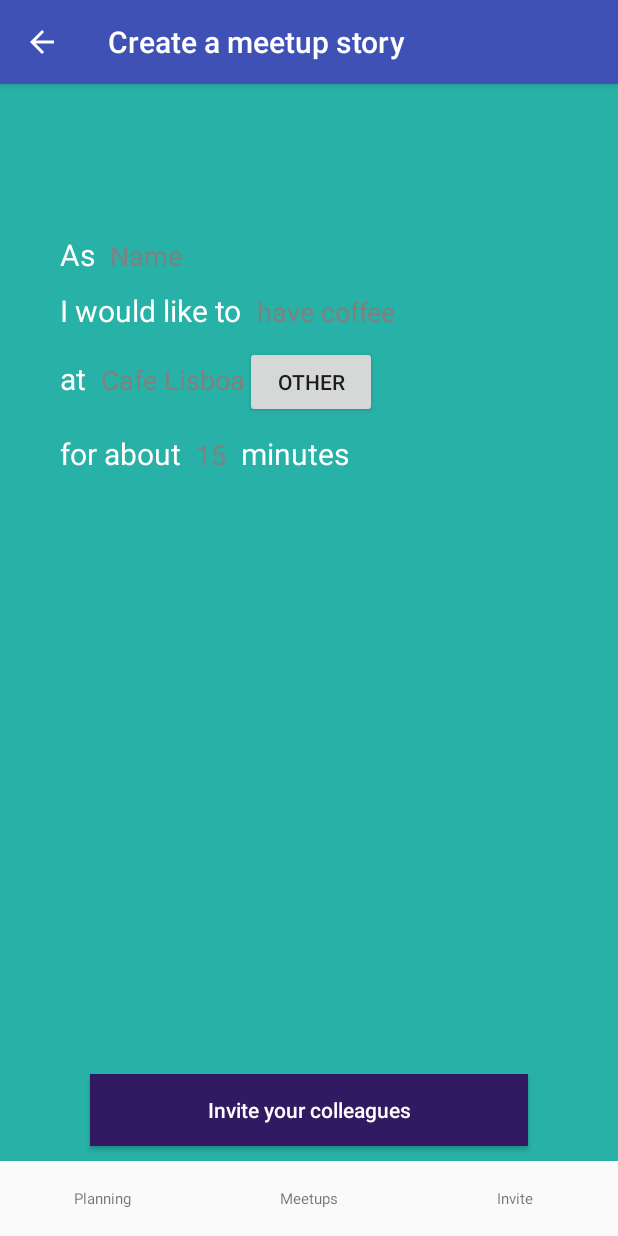
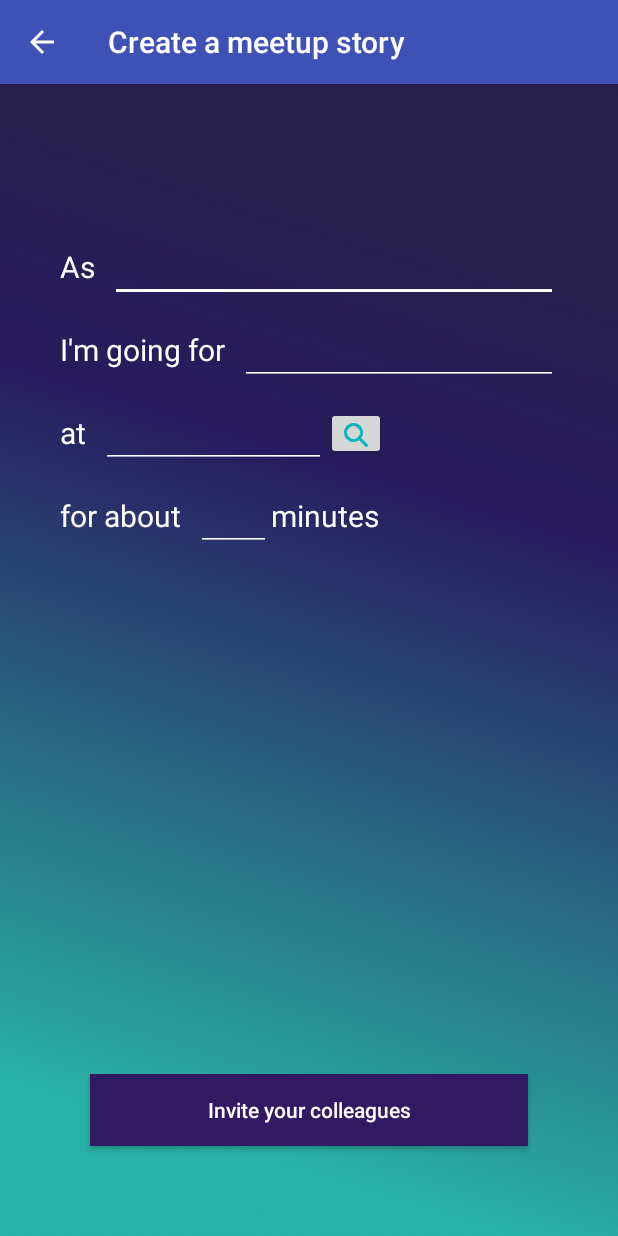
Before and after one commit to rajatanantharam/tchau, an Android app: the NewEventActivity screen opened directly, with no data from a screen before it, on a phone screen of 412 x 824 dp. Run offline under Robolectric (Android 15) with nearby library versions, the phone set to English and light mode, and no system bars; our stand-ins replace Firebase (no records; nobody signed in at launch, a user with empty details on screens opened directly).

Commit message:
Design complete

```diff
--- a/app/src/main/res/layout/activity_new_event.xml
+++ b/app/src/main/res/layout/activity_new_event.xml
@@ -1,7 +1,7 @@
 <?xml version="1.0" encoding="utf-8"?>
 <RelativeLayout xmlns:android="http://schemas.android.com/apk/res/android"
                 android:orientation="vertical"
-                android:background="#28B1A6"
+                android:background="@drawable/bg_createevent"
                 android:layout_width="match_parent"
                 android:layout_height="match_parent">
 
@@ -28,10 +28,7 @@
                 android:layout_height="wrap_content"/>
 
             <EditText
-                android:textColorHint="#808080"
                 android:textColor="@android:color/white"
-                android:background="@android:color/transparent"
-                android:hint="Name"
                 android:layout_width="match_parent"
                 android:layout_height="wrap_content"
                 android:id="@+id/host"/>
@@ -46,17 +43,14 @@
 
             <TextView
                 android:textColor="@android:color/white"
-                android:text="I would like to"
+                android:text="I'm going for"
                 android:paddingRight="10dp"
                 android:textSize="20sp"
                 android:layout_width="wrap_content"
                 android:layout_height="wrap_content"/>
 
             <EditText
-                android:textColorHint="#808080"
                 android:textColor="@android:color/white"
-                android:background="@android:color/transparent"
-                android:hint="have coffee"
                 android:layout_width="match_parent"
                 android:layout_height="wrap_content"
                 android:id="@+id/eventType"/>
@@ -77,19 +71,18 @@
                 android:layout_height="wrap_content"/>
 
             <EditText
-                android:textColorHint="#808080"
+                android:paddingRight="20dp"
                 android:textColor="@android:color/white"
-                android:background="@android:color/transparent"
-                android:hint="Cafe Lisboa"
-                android:layout_width="wrap_content"
+                android:layout_width="150dp"
                 android:layout_height="wrap_content"
                 android:id="@+id/eventLocation"/>
 
             <Button
-                android:text="Other"
+                android:drawableTop="@drawable/hourglass"
                 android:onClick="pickLocation"
-                android:layout_width="wrap_content"
-                android:layout_height="wrap_content"/>
+                android:layout_gravity="center_vertical"
+                android:layout_width="40dp"
+                android:layout_height="35dp"/>
 
         </LinearLayout>
 
@@ -108,11 +101,8 @@
 
             <EditText
                 android:paddingRight="10dp"
-                android:textColorHint="#808080"
                 android:textColor="@android:color/white"
-                android:background="@android:color/transparent"
-                android:hint="15"
-                android:layout_width="wrap_content"
+                android:layout_width="50dp"
                 android:layout_height="wrap_content"
                 android:id="@+id/duration"/>
 
@@ -137,60 +127,4 @@
         android:layout_width="match_parent"
         android:layout_height="wrap_content"/>
 
-    <LinearLayout
-        android:layout_alignParentBottom="true"
-        android:background="#FAFAFA"
-        android:orientation="horizontal"
-        android:layout_width="match_parent"
-        android:layout_height="50dp">
-
-        <LinearLayout
-            android:gravity="center"
-            android:layout_width="0dp"
-            android:layout_weight="1"
-            android:orientation="vertical"
-            android:layout_height="match_parent">
-
-            <TextView
-                android:textSize="10sp"
-                android:text="Planning"
-                android:gravity="center_vertical"
-                android:layout_width="wrap_content"
-                android:layout_height="match_parent"/>
-
-        </LinearLayout>
-
-        <LinearLayout
-            android:gravity="center"
-            android:layout_width="0dp"
-            android:layout_weight="1"
-            android:orientation="vertical"
-            android:layout_height="match_parent">
-
-            <TextView
-                android:textSize="10sp"
-                android:text="Meetups"
-                android:gravity="center_vertical"
-                android:layout_width="wrap_content"
-                android:layout_height="match_parent"/>
-
-        </LinearLayout>
-        <LinearLayout
-            android:gravity="center"
-            android:layout_width="0dp"
-            android:layout_weight="1"
-            android:orientation="vertical"
-            android:layout_height="match_parent">
-
-            <TextView
-                android:textSize="10sp"
-                android:text="Invite"
-                android:gravity="center_vertical"
-                android:layout_width="wrap_content"
-                android:layout_height="match_parent"/>
-
-        </LinearLayout>
-
-    </LinearLayout>
-
 </RelativeLayout>
--- a/app/src/main/res/values/styles.xml
+++ b/app/src/main/res/values/styles.xml
@@ -5,7 +5,8 @@
         <!-- Customize your theme here. -->
         <item name="colorPrimary">@color/colorPrimary</item>
         <item name="colorPrimaryDark">@color/colorPrimaryDark</item>
-        <item name="colorAccent">@color/colorAccent</item>
+        <item name="colorAccent">@android:color/white</item>
+        <item name="android:textColorSecondary">@android:color/white</item>
     </style>
 
 </resources>
```
Also changed, not shown: app/src/main/res/drawable-hdpi/bg_createevent.png (added), app/src/main/res/drawable-hdpi/hourglass.png (added), app/src/main/res/drawable-mdpi/bg_createevent.png (added), app/src/main/res/drawable-mdpi/hourglass.png (added), app/src/main/res/drawable-xhdpi/hourglass.png (added), app/src/main/res/drawable-xxhdpi/hourglass.png (added), app/src/main/res/drawable-xxxhdpi/hourglass.png (added), 6 other files.
